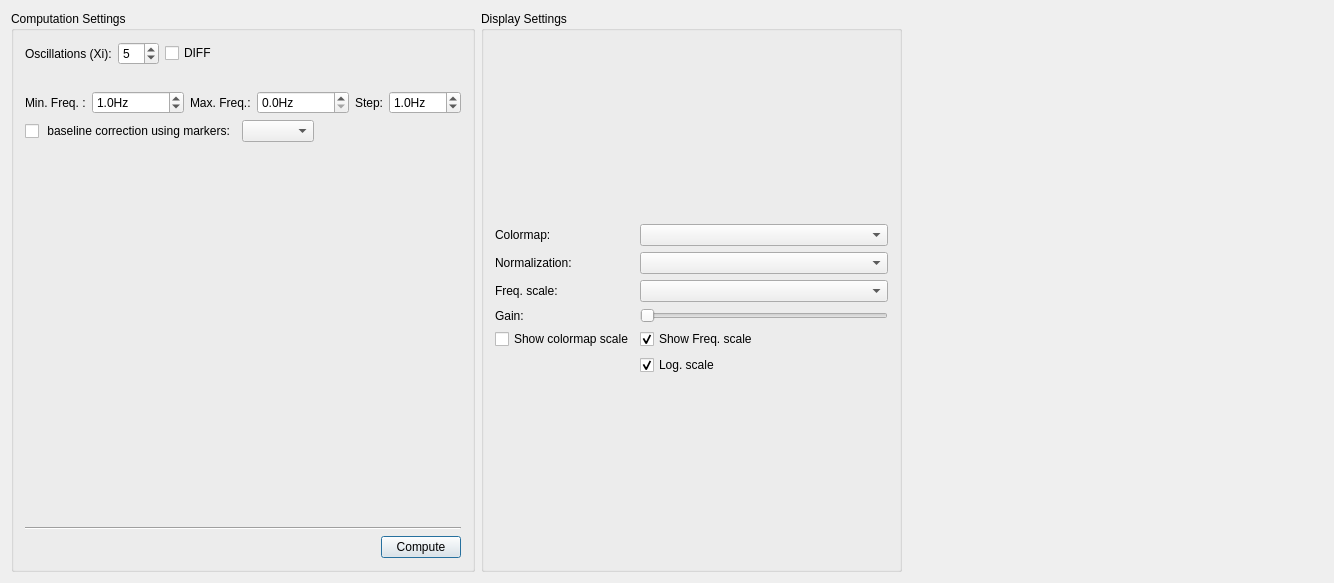
The window that src/plugins/TFWavelet/TFWidget.ui (HIP-infrastructure/anywave-code) describes before a commit, drawn with Qt 5.
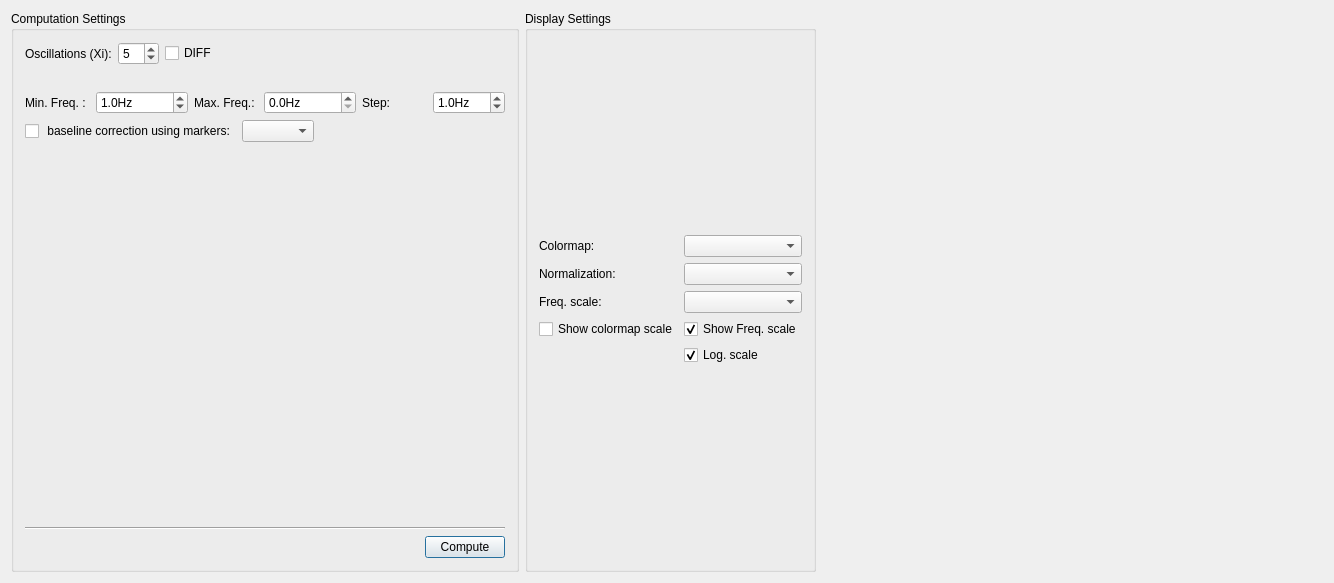
The same window after the commit. Icons and pictures are not drawn. Custom widgets are drawn as their Qt base class.

Commit message:
Changed TFWavelet plugin : global colormap, removed gain settings.
Starting to make MATLAB/Python plugins compatible with the Batch Feature

```diff
--- a/src/plugins/TFWavelet/TFWidget.ui
+++ b/src/plugins/TFWavelet/TFWidget.ui
@@ -314,6 +314,29 @@
             </item>
            </layout>
           </item>
+          <item row="3" column="0">
+           <widget class="QCheckBox" name="checkBoxColormapScale">
+            <property name="text">
+             <string>Show colormap scale</string>
+            </property>
+           </widget>
+          </item>
+          <item row="4" column="1">
+           <widget class="QCheckBox" name="checkBoxLogScale">
+            <property name="sizePolicy">
+             <sizepolicy hsizetype="Preferred" vsizetype="Fixed">
+              <horstretch>0</horstretch>
+              <verstretch>0</verstretch>
+             </sizepolicy>
+            </property>
+            <property name="text">
+             <string>Log. scale</string>
+            </property>
+            <property name="checked">
+             <bool>true</bool>
+            </property>
+           </widget>
+          </item>
           <item row="2" column="0">
            <layout class="QHBoxLayout" name="horizontalLayout_3">
             <item>
@@ -325,43 +348,10 @@
             </item>
            </layout>
           </item>
-          <item row="3" column="1">
-           <widget class="QSlider" name="sliderGain">
-            <property name="maximum">
-             <number>100</number>
-            </property>
-            <property name="singleStep">
-             <number>10</number>
-            </property>
-            <property name="pageStep">
-             <number>50</number>
-            </property>
-            <property name="orientation">
-             <enum>Qt::Horizontal</enum>
-            </property>
-           </widget>
-          </item>
-          <item row="2" column="1">
-           <widget class="QComboBox" name="cbZScale"/>
-          </item>
           <item row="1" column="1">
            <widget class="QComboBox" name="cbNorm"/>
           </item>
-          <item row="3" column="0">
-           <layout class="QHBoxLayout" name="horizontalLayout_4">
-            <item>
-             <widget class="QLabel" name="label_4">
-              <property name="text">
-               <string>Gain:</string>
-              </property>
-             </widget>
-            </item>
-           </layout>
-          </item>
-          <item row="0" column="1">
-           <widget class="QComboBox" name="cbColormap"/>
-          </item>
-          <item row="4" column="1">
+          <item row="3" column="1">
            <widget class="QCheckBox" name="checkBoxFreqScale">
             <property name="sizePolicy">
              <sizepolicy hsizetype="Preferred" vsizetype="Fixed">
@@ -380,28 +370,11 @@
             </property>
            </widget>
           </item>
-          <item row="4" column="0">
-           <widget class="QCheckBox" name="checkBoxColormapScale">
-            <property name="text">
-             <string>Show colormap scale</string>
-            </property>
-           </widget>
+          <item row="2" column="1">
+           <widget class="QComboBox" name="cbZScale"/>
           </item>
-          <item row="5" column="1">
-           <widget class="QCheckBox" name="checkBoxLogScale">
-            <property name="sizePolicy">
-             <sizepolicy hsizetype="Preferred" vsizetype="Fixed">
-              <horstretch>0</horstretch>
-              <verstretch>0</verstretch>
-             </sizepolicy>
-            </property>
-            <property name="text">
-             <string>Log. scale</string>
-            </property>
-            <property name="checked">
-             <bool>true</bool>
-            </property>
-           </widget>
+          <item row="0" column="1">
+           <widget class="QComboBox" name="cbColormap"/>
           </item>
          </layout>
         </item>
```
The commit also changes 9 other files.
